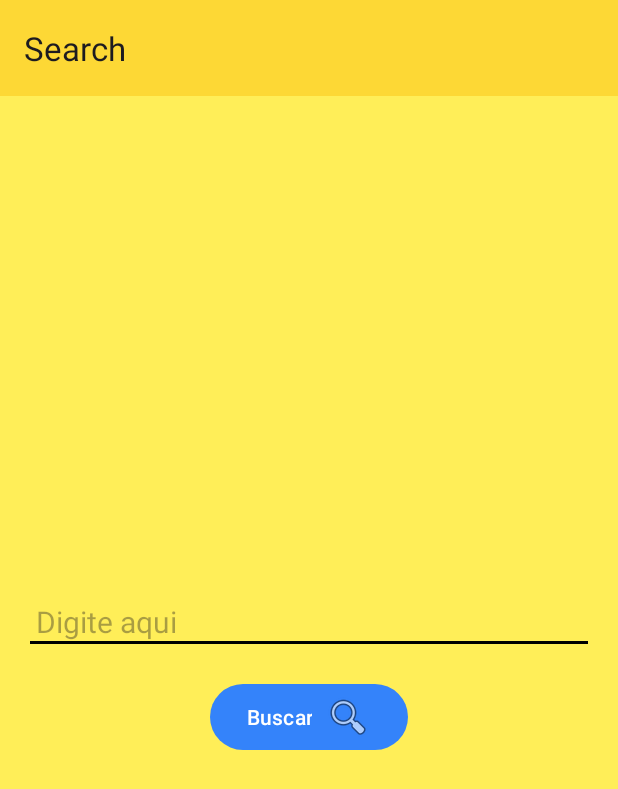
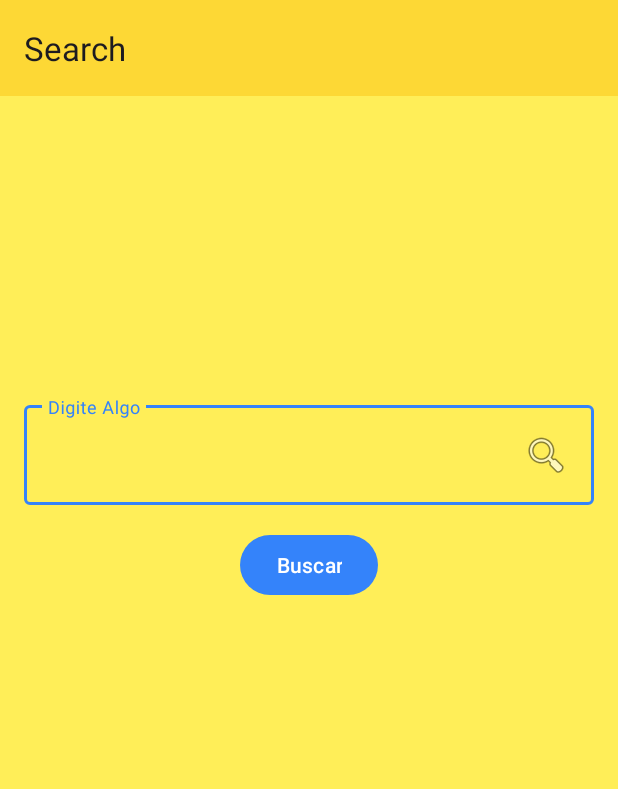
Before and after one commit to bryanollivie/MeliApp, an Android app: the screen it shows after launch (MainActivity), on a phone screen of 412 x 824 dp. Shown: the top 789 px of the screen. Run offline under Robolectric (Android 15) with nearby library versions, the phone set to English and light mode, and no system bars; our stand-ins replace Dagger/Hilt's generated code, navigation-ui.

Commit message:
Layout screen search done

```diff
--- a/app/src/main/AndroidManifest.xml
+++ b/app/src/main/AndroidManifest.xml
@@ -19,6 +19,7 @@
             android:name=".ui.view.MainActivity"
             android:exported="true"
             android:label="@string/app_name"
+            android:windowSoftInputMode="adjustResize"
             android:theme="@style/Theme.AppML">
             <intent-filter>
                 <action android:name="android.intent.action.MAIN" />
--- a/app/src/main/res/layout/fragment_search.xml
+++ b/app/src/main/res/layout/fragment_search.xml
@@ -1,35 +1,41 @@
 <?xml version="1.0" encoding="utf-8"?>
-<androidx.constraintlayout.widget.ConstraintLayout
+<ScrollView
     xmlns:android="http://schemas.android.com/apk/res/android"
     xmlns:app="http://schemas.android.com/apk/res-auto"
     xmlns:tools="http://schemas.android.com/tools"
     android:background="@color/colorAccent2"
     android:layout_width="match_parent"
-    android:layout_height="match_parent">
+    android:layout_height="match_parent"
+    android:fillViewport="true">
 
     <androidx.constraintlayout.widget.ConstraintLayout
-        android:layout_width="0dp"
-        android:layout_height="wrap_content"
-        android:layout_marginStart="8dp"
-        android:layout_marginEnd="8dp"
-        app:layout_constraintBottom_toBottomOf="parent"
-        app:layout_constraintEnd_toEndOf="parent"
-        app:layout_constraintStart_toStartOf="parent"
-        app:layout_constraintTop_toTopOf="parent">
+        android:background="@color/colorAccent2"
+        android:layout_width="match_parent"
+        android:layout_height="match_parent">
 
-        <com.google.android.material.textfield.TextInputEditText
-            android:id="@+id/editTextSearch"
+        <com.google.android.material.textfield.TextInputLayout
+            android:id="@+id/editTextSearchLayout"
             android:layout_width="0dp"
-            android:theme="@style/EditText"
-            android:layout_height="match_parent"
-            android:layout_marginStart="8dp"
-            android:layout_marginTop="8dp"
-            android:layout_marginEnd="8dp"
-            android:hint="Digite aqui"
+
+            android:layout_height="wrap_content"
+            android:layout_marginStart="16dp"
+            android:layout_marginEnd="16dp"
+
+            android:hint="Digite Algo"
+            app:layout_constraintBottom_toBottomOf="parent"
             app:layout_constraintEnd_toEndOf="parent"
-            app:layout_constraintHorizontal_chainStyle="packed"
+            app:layout_constraintHorizontal_bias="0.0"
             app:layout_constraintStart_toStartOf="parent"
-            app:layout_constraintTop_toTopOf="parent" />
+            app:layout_constraintTop_toTopOf="parent"
+            app:layout_constraintVertical_bias="0.292">
+
+            <com.google.android.material.textfield.TextInputEditText
+                android:id="@+id/editTextSearch"
+                android:layout_width="match_parent"
+                android:layout_height="wrap_content"
+                android:drawableRight="@android:drawable/ic_menu_search" />
+
+        </com.google.android.material.textfield.TextInputLayout>
 
         <Button
             android:id="@+id/buttonSearch"
@@ -37,9 +43,8 @@
             android:layout_height="wrap_content"
             android:layout_marginTop="16dp"
             android:text="Buscar"
-            android:drawableRight="@android:drawable/ic_menu_search"
             app:layout_constraintEnd_toEndOf="parent"
             app:layout_constraintStart_toStartOf="parent"
-            app:layout_constraintTop_toBottomOf="@+id/editTextSearch" />
+            app:layout_constraintTop_toBottomOf="@+id/editTextSearchLayout" />
     </androidx.constraintlayout.widget.ConstraintLayout>
-</androidx.constraintlayout.widget.ConstraintLayout>
+</ScrollView>
--- a/app/src/main/res/values/themes.xml
+++ b/app/src/main/res/values/themes.xml
@@ -19,10 +19,9 @@
     <style name="EditText">
         <item name="android:layout_width">match_parent</item>
         <item name="android:layout_height">wrap_content</item>
-        <item name="android:padding">8dp</item>
+        <item name="android:layout_margin">8dp</item>
         <item name="android:background">@android:drawable/alert_light_frame</item>
         <item name="android:textColor">#333333</item>
         <item name="android:textSize">20sp</item>
-        <item name="android:textCursorDrawable">@android:drawable/ic_menu_edit</item>
     </style>
 </resources>
```
Also changed, not shown: app/src/main/java/com/bryanollivie/appml/ui/view/SearchFragment.kt (+17 -4 lines), app/src/main/java/com/bryanollivie/appml/util/AppUtils.kt (added, +29 -0 lines).
